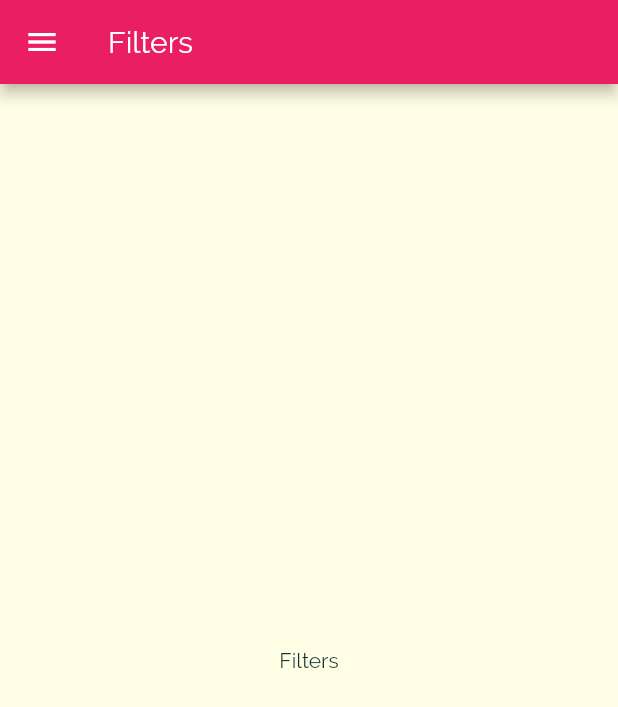
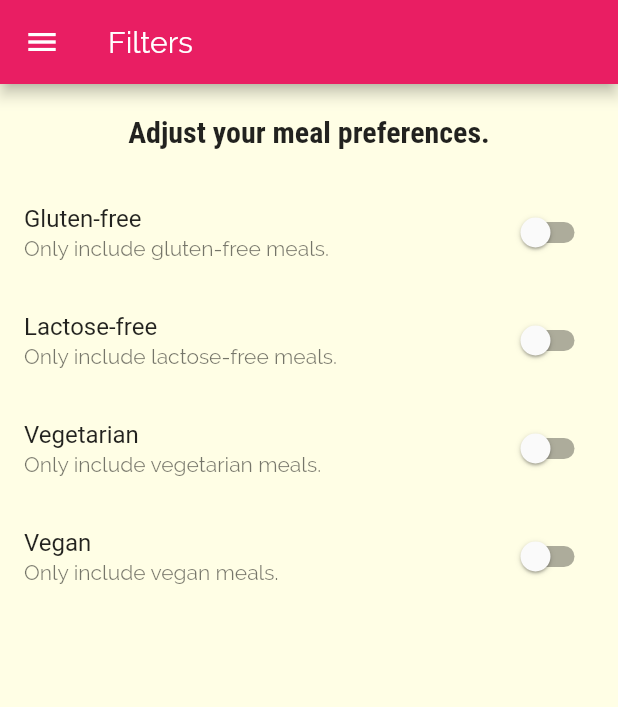
Before and after one commit to ayush987goyal/flutter-meals-app, a Flutter app: the FiltersScreen screen opened by its route, on a phone screen of 412 x 824 dp. Shown: the top 707 px of the screen. Run offline on Flutter 3.47's test engine with Material 2 defaults, Android fonts, the phone set to English and light mode, and no system bars.

Commit message:
Ad layout and markup of filter screen

```diff
--- a/lib/screens/filters_screen.dart
+++ b/lib/screens/filters_screen.dart
@@ -2,8 +2,28 @@ import 'package:flutter/material.dart';
 
 import '../widgets/main_drawer.dart';
 
-class FiltersScreen extends StatelessWidget {
+class FiltersScreen extends StatefulWidget {
   static const routeName = '/filters';
+
+  @override
+  _FiltersScreenState createState() => _FiltersScreenState();
+}
+
+class _FiltersScreenState extends State<FiltersScreen> {
+  var _glutenFree = false;
+  var _vegetarian = false;
+  var _vegan = false;
+  var _lactoseFree = false;
+
+  Widget _buildSwitchListTile(
+      String title, String subtitle, bool currentValue, Function updateValue) {
+    return SwitchListTile(
+      title: Text(title),
+      value: currentValue,
+      subtitle: Text(subtitle),
+      onChanged: updateValue,
+    );
+  }
 
   @override
   Widget build(BuildContext context) {
@@ -12,8 +32,62 @@ class FiltersScreen extends StatelessWidget {
         title: Text('Filters'),
       ),
       drawer: MainDrawer(),
-      body: Center(
-        child: Text('Filters'),
+      body: Column(
+        children: <Widget>[
+          Container(
+            padding: EdgeInsets.all(20),
+            child: Text(
+              'Adjust your meal preferences.',
+              style: Theme.of(context).textTheme.title,
+            ),
+          ),
+          Expanded(
+            child: ListView(
+              children: <Widget>[
+                _buildSwitchListTile(
+                  'Gluten-free',
+                  'Only include gluten-free meals.',
+                  _glutenFree,
+                  (newValue) {
+                    setState(() {
+                      _glutenFree = newValue;
+                    });
+                  },
+                ),
+                _buildSwitchListTile(
+                  'Lactose-free',
+                  'Only include lactose-free meals.',
+                  _lactoseFree,
+                  (newValue) {
+                    setState(() {
+                      _lactoseFree = newValue;
+                    });
+                  },
+                ),
+                _buildSwitchListTile(
+                  'Vegetarian',
+                  'Only include vegetarian meals.',
+                  _vegetarian,
+                  (newValue) {
+                    setState(() {
+                      _vegetarian = newValue;
+                    });
+                  },
+                ),
+                _buildSwitchListTile(
+                  'Vegan',
+                  'Only include vegan meals.',
+                  _vegan,
+                  (newValue) {
+                    setState(() {
+                      _vegan = newValue;
+                    });
+                  },
+                ),
+              ],
+            ),
+          ),
+        ],
       ),
     );
   }
```
